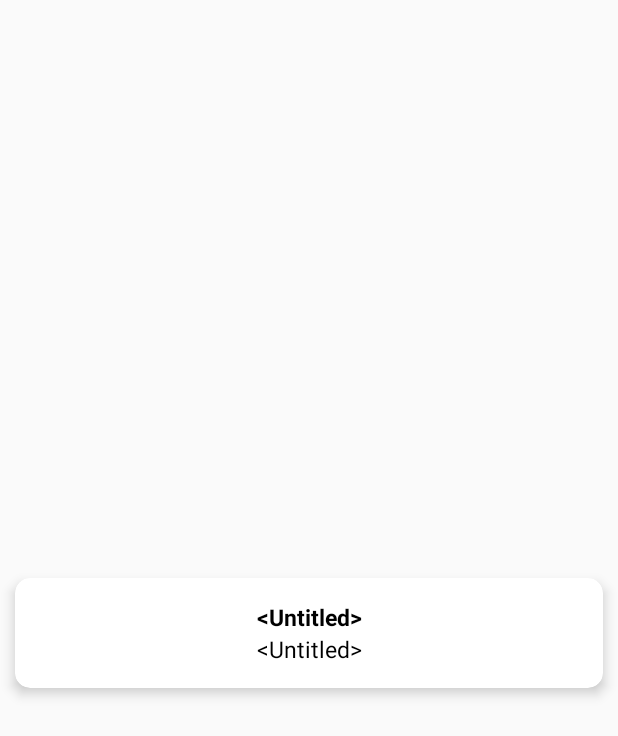
After one commit to mickeygoldmeier/DDC, an Android app: the layout new_friends_view_holder.xml on its own in the app's theme, with its tools: preview values and no code run, on a phone screen of 412 x 824 dp. The commit adds this screen. Shown: the top 736 px of the screen. Run offline under Robolectric (Android 15) with nearby library versions, the phone set to English and light mode, and no system bars.

Commit message:
Showing new friends in Recycler View

```diff
--- a/app/src/main/AndroidManifest.xml
+++ b/app/src/main/AndroidManifest.xml
@@ -7,6 +7,7 @@
     <uses-permission android:name="android.permission.READ_EXTERNAL_STORAGE" />
     <uses-permission android:name="android.permission.RECEIVE_SMS" />
     <uses-permission android:name="android.permission.READ_SMS" />
+    <uses-permission android:name="android.permission.READ_CONTACTS" />
 
     <application
         android:allowBackup="true"
--- /dev/null
+++ b/app/src/main/res/layout/new_friends_view_holder.xml
@@ -0,0 +1,44 @@
+<?xml version="1.0" encoding="utf-8"?>
+<androidx.cardview.widget.CardView xmlns:android="http://schemas.android.com/apk/res/android"
+    xmlns:app="http://schemas.android.com/apk/res-auto"
+    xmlns:tools="http://schemas.android.com/tools"
+    android:layout_width="match_parent"
+    android:layout_height="wrap_content"
+    android:layout_gravity="center"
+    android:layout_marginStart="10dp"
+    android:layout_marginTop="10dp"
+    android:layout_marginEnd="10dp"
+    app:cardCornerRadius="10dp"
+    app:cardElevation="5dp"
+    app:cardMaxElevation="10dp"
+    tools:context=".UI.NewFriendsViewHolder">
+
+    <LinearLayout
+        android:layout_width="match_parent"
+        android:layout_height="match_parent"
+        android:orientation="vertical"
+        android:padding="15dp">
+
+        <TextView
+            android:id="@+id/friend_name_tv"
+            android:layout_width="match_parent"
+            android:layout_height="wrap_content"
+            android:gravity="center"
+            android:text="@android:string/untitled"
+            android:textColor="#000000"
+            android:textSize="15sp"
+            android:textStyle="bold" />
+
+        <TextView
+            android:id="@+id/friend_phone_tv"
+            android:layout_width="match_parent"
+            android:layout_height="wrap_content"
+            android:gravity="center"
+            android:text="@android:string/untitled"
+            android:textColor="#000000"
+            android:textDirection="ltr"
+            android:textSize="15sp" />
+
+    </LinearLayout>
+
+</androidx.cardview.widget.CardView>
```
Also changed, not shown: app/src/main/java/com/ddc/UI/FindFriendsScreen/FindFriendsFragment.java (+27 -4 lines), app/src/main/java/com/ddc/UI/FindFriendsScreen/FindFriendsViewModel.java (+91 -16 lines), app/src/main/java/com/ddc/UI/NewFriendsViewHolder.java (added, +31 -0 lines), app/src/main/res/layout/find_friends_slideshow.xml (+27 -13 lines), app/src/main/res/values/attrs_new_friends_view_holder.xml (added, +8 -0 lines), 1 other file.
